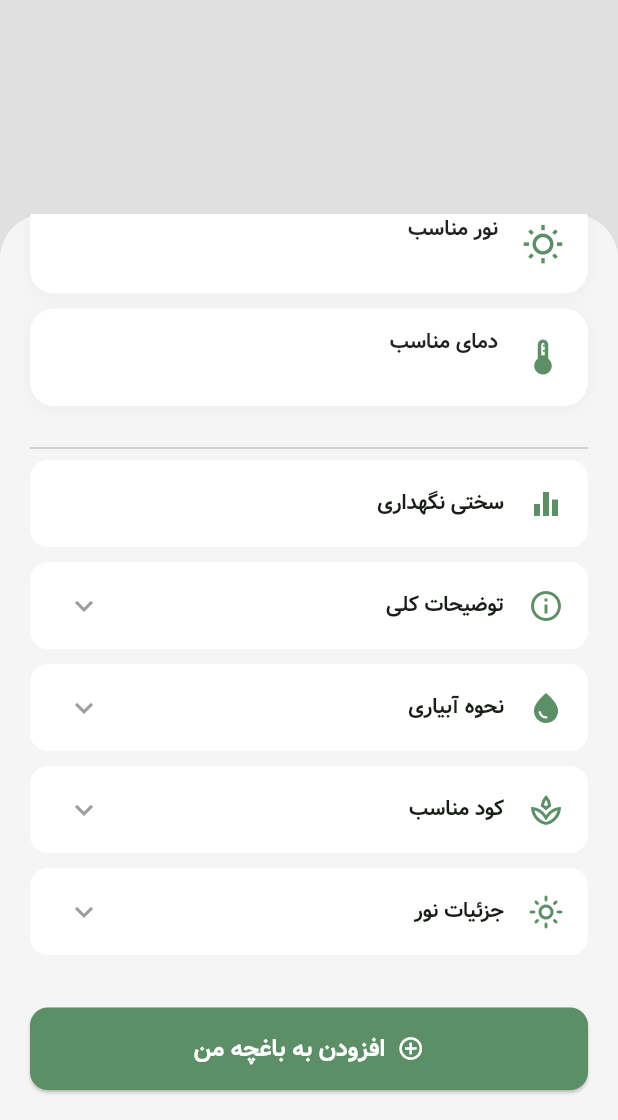
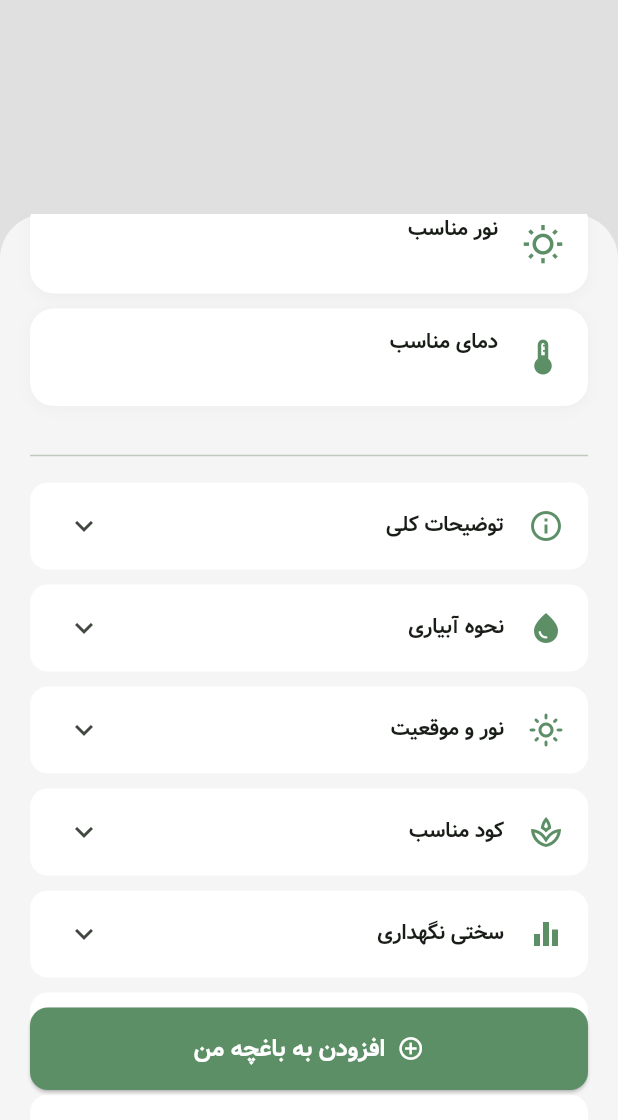
Before and after one commit to saeedhpro/bargamappfront, a Flutter app: the PlantDetailsPage screen opened directly with empty values, scrolled down 277 dp, on a phone screen of 412 x 824 dp, the part 116-1236 px from its top. Run offline on Flutter 3.47's test engine with Material 3 defaults, Android fonts, the phone set to English and light mode, and no system bars; our stand-ins replace animated_bottom_navigation_bar, cached_network_image, dartz, equatable, flutter_image_compress, flutter_secure_storage and 5 more; missing offline and left inert: dart:html; accounts and stored records are empty; statements that could not run were skipped.

```diff
--- a/lib/features/garden/domain/entities/garden_plant.dart
+++ b/lib/features/garden/domain/entities/garden_plant.dart
@@ -3,6 +3,8 @@ class GardenPlant {
   final String plantName;
   final String nickname;
   final String? imagePath;
+  final String? diseases;
+  final String? pestControl;
   final Map<String, dynamic> details;
 
   GardenPlant({
@@ -10,6 +12,8 @@ class GardenPlant {
     required this.plantName,
     required this.nickname,
     this.imagePath,
+    this.diseases,
+    this.pestControl,
     required this.details,
   });
 
@@ -19,6 +23,8 @@ class GardenPlant {
       plantName: json['plant_name'] ?? '',
       nickname: json['nickname'] ?? '',
       imagePath: json['image_path'],
+      diseases: json['diseases'],
+      pestControl: json['pest_control'],
       details: json['details'] ?? {},
     );
   }
--- a/lib/features/garden/presentation/providers/garden_provider.dart
+++ b/lib/features/garden/presentation/providers/garden_provider.dart
@@ -38,7 +38,7 @@ class GardenProvider extends ChangeNotifier {
 
       if (response is List) {
         _plants = response.map((json) => GardenPlant.fromJson(json)).toList();
-        print(_plants[0]);
+        print(_plants[0].pestControl);
         if (_plants.isEmpty) {
           _setStatus(GardenStatus.empty);
         } else {
--- a/lib/features/tools/presentation/pages/plant_details_page.dart
+++ b/lib/features/tools/presentation/pages/plant_details_page.dart
@@ -20,28 +20,23 @@ class PlantDetailsPage extends StatefulWidget {
 }
 
 class _PlantDetailsPageState extends State<PlantDetailsPage> {
-  bool _isLoading = false; // تغییر نام از _isAdding به _isLoading چون عملیات حذف هم داریم
-  bool _isInGarden = false; // وضعیت فعلی گیاه در باغچه
+  bool _isLoading = false;
+  bool _isInGarden = false;
 
   @override
   void initState() {
     super.initState();
-    // مقداردهی اولیه وضعیت از داده‌های سرور
-    // اگر مقدار نال بود، فرض می‌کنیم در باغچه نیست
     _isInGarden = widget.data['in_garden'] ?? false;
   }
 
-  // متد مدیریت افزودن/حذف
+  /// افزودن یا حذف از باغچه
   Future<void> _handleGardenToggle(int historyId) async {
     setState(() => _isLoading = true);
     final provider = context.read<ToolProvider>();
 
     try {
       if (_isInGarden) {
-        // --- حالت حذف ---
-        // فرض بر این است که متد removeFromGarden در ToolProvider وجود دارد
         await provider.removeFromGarden(historyId);
-
         if (mounted) {
           ScaffoldMessenger.of(context).showSnackBar(
             const SnackBar(
@@ -52,13 +47,11 @@ class _PlantDetailsPageState extends State<PlantDetailsPage> {
           setState(() => _isInGarden = false);
         }
       } else {
-        // --- حالت افزودن ---
         await provider.addToGarden(historyId);
-
         if (mounted) {
           ScaffoldMessenger.of(context).showSnackBar(
             const SnackBar(
-              content: Text("✅ با موفقیت به باغچه شما افزوده شد!"),
+              content: Text("✅ به باغچه‌ی شما افزوده شد."),
               backgroundColor: Color(0xFF5D8F67),
             ),
           );
@@ -76,34 +69,40 @@ class _PlantDetailsPageState extends State<PlantDetailsPage> {
     }
   }
 
+  /// تابع کمکی برای تبدیل مقدار به رشتهٔ خوانا،
+  /// درصورتی‌که نوع آن Map یا List باشد.
+  String _formatValue(dynamic value) {
+    if (value == null) return 'اطلاعاتی موجود نیست';
+
+    if (value is String) return value;
+    if (value is Map) {
+      return value.entries.map((e) => "• ${e.key}: ${e.value}").join("\n");
+    }
+    if (value is List) {
+      return value.map((e) => "• $e").join("\n");
+    }
+    return value.toString();
+  }
+
   @override
   Widget build(BuildContext context) {
-    final commonName = widget.data['common_name'] ?? 'نامشخص';
-    final scientificName = widget.data['plant_name'] ?? '';
-    final description = widget.data['description'] ?? 'توضیحات موجود نیست';
-
-    final waterShort = widget.data['water'] ?? 'نامشخص';
-    final lightShort = widget.data['light'] ?? 'نامشخص';
-    final tempShort = widget.data['temp'] ?? 'نامشخص';
-
-    final difficulty = widget.data['difficulty'] ?? 'نامشخص';
-    final waterDetail = widget.data['water_detail'] ?? description;
-    final nameFa = widget.data['name_fa'] ?? commonName;
-    final lightDetail = widget.data['light_detail'] ?? 'اطلاعات دقیق موجود نیست';
-    final fertilizer = widget.data['fertilizer'] ?? 'کود عمومی';
-
-    final historyId = widget.data['history_id'];
+    final data = widget.data;
+    final commonName = data['common_name'] ?? 'نامشخص';
+    final nameFa = data['name_fa'] ?? commonName;
+    final scientificName = data['plant_name'] ?? '';
+    final historyId = data['history_id'];
 
     return Scaffold(
       backgroundColor: const Color(0xFFF5F5F5),
       body: Stack(
         children: [
-          // هدر عکس
+          // ● تصویر بالا
           Positioned(
             top: 0, left: 0, right: 0, height: 300,
             child: _buildHeaderImage(widget.data['image_url']),
           ),
-          // دکمه بازگشت
+
+          // ● نوار بالا
           Positioned(
             top: 40, left: 20, right: 20,
             child: Row(
@@ -113,12 +112,16 @@ class _PlantDetailsPageState extends State<PlantDetailsPage> {
                   icon: const Icon(Icons.arrow_back, color: Colors.white),
                   onPressed: () => Navigator.pop(context),
                 ),
-                const Text("مشخصات گیاه", style: TextStyle(color: Colors.white, fontSize: 18, fontWeight: FontWeight.bold)),
+                const Text(
+                  "مشخصات گیاه",
+                  style: TextStyle(color: Colors.white, fontWeight: FontWeight.bold, fontSize: 18),
+                ),
                 const SizedBox(width: 48),
               ],
             ),
           ),
-          // بدنه اصلی سفید
+
+          // ● محتوای صفحه
           Positioned.fill(
             top: 220,
             child: Container(
@@ -127,44 +130,65 @@ class _PlantDetailsPageState extends State<PlantDetailsPage> {
                 borderRadius: BorderRadius.only(topLeft: Radius.circular(30), topRight: Radius.circular(30)),
               ),
               child: SingleChildScrollView(
-                padding: const EdgeInsets.fromLTRB(20, 30, 20, 100),
+                padding: const EdgeInsets.fromLTRB(20, 30, 20, 120),
                 child: Column(
                   children: [
                     Container(width: 40, height: 4, decoration: BoxDecoration(color: Colors.grey[400], borderRadius: BorderRadius.circular(2))),
                     const SizedBox(height: 20),
                     Text(nameFa, style: const TextStyle(fontSize: 24, fontWeight: FontWeight.bold), textAlign: TextAlign.center),
                     const SizedBox(height: 8),
-                    Text(scientificName, style: TextStyle(fontSize: 16, color: Colors.grey[600], fontStyle: FontStyle.italic), textAlign: TextAlign.center),
+                    Text(scientificName, style: const TextStyle(fontSize: 16, color: Colors.grey, fontStyle: FontStyle.italic), textAlign: TextAlign.center),
                     const SizedBox(height: 30),
-                    const Align(alignment: Alignment.centerRight, child: Text("مراقبت و شرایط نگهداری", style: TextStyle(fontSize: 18, fontWeight: FontWeight.bold))),
+
+                    /// --- وضعیت نگهداری ---
+                    const Align(
+                      alignment: Alignment.centerRight,
+                      child: Text("مراقبت و شرایط نگهداری", style: TextStyle(fontSize: 18, fontWeight: FontWeight.bold)),
+                    ),
                     const SizedBox(height: 15),
-                    _buildStatusCard(title: "آبیاری مناسب", value: waterShort, icon: Icons.water_drop_outlined),
+
+                    _buildStatusCard(title: "آبیاری مناسب", value: _formatValue(data['water']), icon: Icons.water_drop_outlined),
                     const SizedBox(height: 10),
-                    _buildStatusCard(title: "نور مناسب", value: lightShort, icon: Icons.wb_sunny_outlined),
+                    _buildStatusCard(title: "نور مناسب", value: _formatValue(data['light']), icon: Icons.wb_sunny_outlined),
                     const SizedBox(height: 10),
-                    _buildStatusCard(title: "دمای مناسب", value: tempShort, icon: Icons.thermostat_outlined),
-                    const SizedBox(height: 20),
+                    _buildStatusCard(title: "دمای مناسب", value: _formatValue(data['temp']), icon: Icons.thermostat_outlined),
+
+                    const SizedBox(height: 25),
                     const Divider(),
-                    _buildExpandableTile(context, title: "سختی نگهداری", value: difficulty, icon: Icons.equalizer, isSimpleText: true),
-                    _buildExpandableTile(context, title: "توضیحات کلی", value: description, icon: Icons.info_outline),
-                    _buildExpandableTile(context, title: "نحوه آبیاری", value: waterDetail, icon: Icons.water_drop),
-                    _buildExpandableTile(context, title: "کود مناسب", value: fertilizer, icon: Icons.spa_outlined),
-                    _buildExpandableTile(context, title: "جزئیات نور", value: lightDetail, icon: Icons.light_mode_outlined),
+                    const SizedBox(height: 10),
+
+                    /// --- جزئیات ---
+                    _buildExpandableTile(context, title: "توضیحات کلی", value: _formatValue(data['description']), icon: Icons.info_outline),
+                    _buildExpandableTile(context, title: "نحوه آبیاری", value: _formatValue(data['water_detail']), icon: Icons.water_drop),
+                    _buildExpandableTile(context, title: "نور و موقعیت", value: _formatValue(data['light_detail']), icon: Icons.light_mode_outlined),
+                    _buildExpandableTile(context, title: "کود مناسب", value: _formatValue(data['fertilizer']), icon: Icons.spa_outlined),
+                    _buildExpandableTile(context, title: "سختی نگهداری", value: _formatValue(data['difficulty']), icon: Icons.equalizer),
+
+                    /// --- اطلاعات سلامت گیاه ---
+                    _buildExpandableTile(
+                      context,
+                      title: "آفات و بیماری‌های رایج",
+                      value: _formatValue(data['diseases']),
+                      icon: Icons.bug_report_outlined,
+                    ),
+                    _buildExpandableTile(
+                      context,
+                      title: "روش‌های کنترل آفات و بیماری‌ها",
+                      value: _formatValue(data['pest_control']),
+                      icon: Icons.healing_outlined,
+                    ),
                   ],
                 ),
               ),
             ),
           ),
 
-          // دکمه شناور پایین (هوشمند)
+          // ● دکمه پایین
           Positioned(
             bottom: 20, left: 20, right: 20,
             child: ElevatedButton(
-              onPressed: _isLoading || historyId == null
-                  ? null
-                  : () => _handleGardenToggle(historyId),
+              onPressed: _isLoading || historyId == null ? null : () => _handleGardenToggle(historyId),
               style: ElevatedButton.styleFrom(
-                // تغییر رنگ بر اساس وضعیت: سبز برای افزودن، قرمز ملایم برای حذف
                 backgroundColor: _isInGarden ? const Color(0xFFD32F2F) : const Color(0xFF5D8F67),
                 disabledBackgroundColor: Colors.grey[300],
                 foregroundColor: Colors.white,
@@ -176,10 +200,8 @@ class _PlantDetailsPageState extends State<PlantDetailsPage> {
                   : Row(
                 mainAxisAlignment: MainAxisAlignment.center,
                 children: [
-                  // تغییر آیکون بر اساس وضعیت
                   Icon(_isInGarden ? Icons.remove_circle_outline : Icons.add_circle_outline),
                   const SizedBox(width: 8),
-                  // تغییر متن بر اساس وضعیت
                   Text(
                     _isInGarden ? "حذف از باغچه من" : "افزودن به باغچه من",
                     style: const TextStyle(fontSize: 16, fontWeight: FontWeight.bold),
@@ -193,6 +215,7 @@ class _PlantDetailsPageState extends State<PlantDetailsPage> {
     );
   }
 
+  /// ساخت ویجت تصویر سربرگ
   Widget _buildHeaderImage(String? networkUrl) {
     if (!kIsWeb && widget.userImageFile != null) {
       return Image.file(File(widget.userImageFile!.path), fit: BoxFit.cover);
@@ -200,24 +223,42 @@ class _PlantDetailsPageState extends State<PlantDetailsPage> {
       return Image.network(
         networkUrl,
         fit: BoxFit.cover,
-        errorBuilder: (context, error, stackTrace) => Container(
-          color: Colors.grey[300],
-          child: const Icon(Icons.broken_image),
-        ),
+        errorBuilder: (context, error, stackTrace) => Container(color: Colors.grey[300], child: const Icon(Icons.broken_image)),
       );
     }
     return Container(color: Colors.grey[300]);
   }
 
+  /// کارت وضعیت (مثل آبیاری - نور - دما)
   Widget _buildStatusCard({required String title, required String value, required IconData icon}) {
     return Container(
       padding: const EdgeInsets.symmetric(horizontal: 16, vertical: 12),
-      decoration: BoxDecoration(color: Colors.white, borderRadius: BorderRadius.circular(16), boxShadow: [BoxShadow(color: Colors.black.withOpacity(0.03), blurRadius: 8, offset: const Offset(0, 2))]),
-      child: Row(children: [Icon(icon, color: const Color(0xFF5D8F67), size: 28), const SizedBox(width: 16), Expanded(child: Column(crossAxisAlignment: CrossAxisAlignment.start, children: [Text(title, style: const TextStyle(fontSize: 14, fontWeight: FontWeight.bold, color: Colors.black87)), const SizedBox(height: 4), Text(value, style: TextStyle(fontSize: 12, color: Colors.grey[500]))]))]),
+      decoration: BoxDecoration(color: Colors.white, borderRadius: BorderRadius.circular(16), boxShadow: [
+        BoxShadow(color: Colors.black.withOpacity(0.03), blurRadius: 8, offset: const Offset(0, 2)),
+      ]),
+      child: Row(
+        children: [
+          Icon(icon, color: const Color(0xFF5D8F67), size: 28),
+          const SizedBox(width: 16),
+          Expanded(
+            child: Column(crossAxisAlignment: CrossAxisAlignment.start, children: [
+              Text(title, style: const TextStyle(fontSize: 14, fontWeight: FontWeight.bold)),
+              const SizedBox(height: 4),
+              Text(value, style: const TextStyle(fontSize: 12, color: Colors.grey)),
+            ]),
+          ),
+        ],
+      ),
     );
   }
 
-  Widget _buildExpandableTile(BuildContext context, {required String title, required String value, required IconData icon, bool isSimpleText = false}) {
+  /// تایل جمع‌شونده (ExpandableTile)
+  Widget _buildExpandableTile(
+      BuildContext context, {
+        required String title,
+        required String value,
+        required IconData icon,
+      }) {
     return Container(
       margin: const EdgeInsets.only(bottom: 10),
       decoration: BoxDecoration(color: Colors.white, borderRadius: BorderRadius.circular(12)),
@@ -226,8 +267,12 @@ class _PlantDetailsPageState extends State<PlantDetailsPage> {
         child: ExpansionTile(
           leading: Icon(icon, color: const Color(0xFF5D8F67)),
           title: Text(title, style: const TextStyle(fontWeight: FontWeight.bold, fontSize: 14)),
-          trailing: isSimpleText ? Text(value, style: const TextStyle(color: Colors.grey, fontWeight: FontWeight.bold)) : const Icon(Icons.keyboard_arrow_down, color: Colors.grey),
-          children: isSimpleText ? [] : [Padding(padding: const EdgeInsets.fromLTRB(16, 0, 16, 16), child: Text(value, style: TextStyle(fontSize: 13, height: 1.6, color: Colors.grey[700]), textAlign: TextAlign.justify))],
+          children: [
+            Padding(
+              padding: const EdgeInsets.fromLTRB(16, 0, 16, 16),
+              child: Text(value, style: const TextStyle(fontSize: 13, height: 1.6, color: Colors.black87), textAlign: TextAlign.justify),
+            ),
+          ],
         ),
       ),
     );
--- a/lib/main.dart
+++ b/lib/main.dart
@@ -51,11 +51,9 @@ void main() async {
   final tokenManager = await TokenManager.create();
 
   // تنظیم Base URL
-  // نکته: برای اندروید امولاتور معمولا از 10.0.2.2 استفاده می‌شود
-  // اگر روی وب تست می‌کنید 127.0.0.1 درست است
   final httpClient = HttpClient(
-    baseUrl: 'http://65.108.27.190:8001/api/v1',
-    // baseUrl: 'http://127.0.0.1:8000/api/v1',
+    // baseUrl: 'http://65.108.27.190:8001/api/v1',
+    baseUrl: 'http://127.0.0.1:8000/api/v1',
     tokenManager: tokenManager,
   );
 
```
Also changed, not shown: lib/features/chat/presentation/pages/chat_page.dart (+13 -14 lines), lib/features/garden/presentation/pages/garden_details_page.dart (+13 -0 lines), lib/features/tools/presentation/pages/plant_identification_page.dart (+3 -5 lines).
